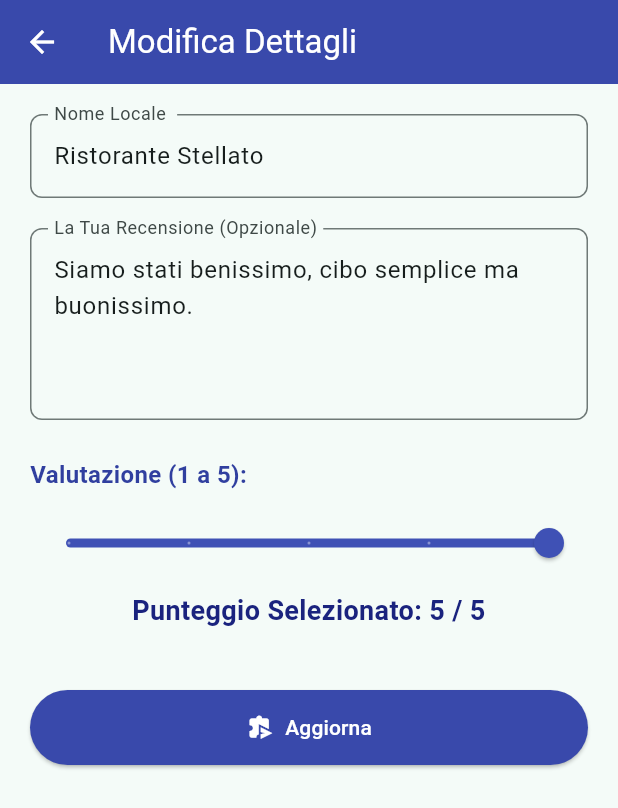
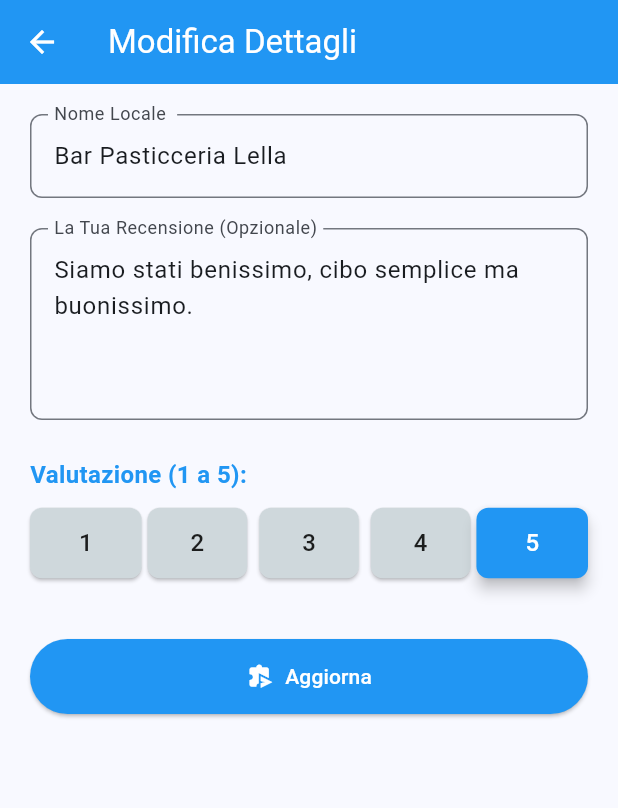
Before and after one commit to DenisMascherin/2025_12_04_mascherin_denis, a Flutter app: the screen it shows after launch, after a tap on the "edit note" icon, on a phone screen of 412 x 824 dp. Shown: the top 808 px of the screen. Run offline on Flutter 3.47's test engine with Material 3 defaults, Android fonts, the phone set to English and light mode, and no system bars; drawn by our look-alikes of reactive_forms.

```diff
--- a/lib/main.dart
+++ b/lib/main.dart
@@ -15,7 +15,7 @@ class Review {
   factory Review.fromData(Map<String, Object?> payload) {
     return Review(
       nome: payload['nome'] as String,
-      dettagli: (payload['dettagli'] as String?)?.trim().isEmpty == true ? null : payload['dettagli'] as String?,
+      dettagli: payload['dettagli'] as String?,
       rating: payload['valore'] as int,
     );
   }
@@ -41,7 +41,7 @@ class MyApp extends StatelessWidget {
     return MaterialApp(
       title: 'MyFork Ristoranti',
       theme: ThemeData(
-        colorScheme: ColorScheme.fromSeed(seedColor: Colors.teal),
+        colorScheme: ColorScheme.fromSeed(seedColor: Colors.blue),
         useMaterial3: true,
       ),
       home: const HomeScreen(),
@@ -58,8 +58,8 @@ class HomeScreen extends StatefulWidget {
 
 class _HomeScreenState extends State<HomeScreen> {
   final List<Review> _reviews = [
-    Review(nome: 'Ristorante Stellato', dettagli: 'Siamo stati benissimo, cibo semplice ma buonissimo.', rating: 5),
-    Review(nome: 'La Pasticceria', dettagli: 'Ottimo per la colazione al volo, personale gentile.', rating: 3),
+    Review(nome: 'Bar Pasticceria Lella', dettagli: 'Siamo stati benissimo, cibo semplice ma buonissimo.', rating: 5),
+    Review(nome: 'Pizzeria da Gino', dettagli: 'Ottimo per la colazione al volo, personale gentile.', rating: 3),
   ];
 
   void _handleNewEntry() async {
@@ -96,8 +96,8 @@ class _HomeScreenState extends State<HomeScreen> {
   Widget build(BuildContext context) {
     return Scaffold(
       appBar: AppBar(
-        title: const Text('My Fork'),
-        backgroundColor: Colors.indigo.shade600,
+        title: const Text('My Fork App'),
+        backgroundColor: Colors.blue,
         foregroundColor: Colors.white,
       ),
       body: _reviews.isEmpty
@@ -120,7 +120,7 @@ class _HomeScreenState extends State<HomeScreen> {
                             children: [
                               Text(review.nome, style: const TextStyle(fontWeight: FontWeight.w700, fontSize: 18, color: Colors.black87)),
                               const SizedBox(height: 4),
-                              review.dettagli != null
+                              review.dettagli != null && review.dettagli!.isNotEmpty
                                   ? Text(review.dettagli!)
                                   : const Text('Nessun dettaglio.', style: TextStyle(fontStyle: FontStyle.italic, color: Colors.grey)),
                               const SizedBox(height: 8),
@@ -138,7 +138,7 @@ class _HomeScreenState extends State<HomeScreen> {
                           ),
                         ),
                         IconButton(
-                          icon: const Icon(Icons.edit_note, size: 28, color: Colors.indigo),
+                          icon: const Icon(Icons.edit_note, size: 28, color: Colors.blue),
                           onPressed: () => _handleEdit(review, index),
                         ),
                       ],
@@ -149,8 +149,8 @@ class _HomeScreenState extends State<HomeScreen> {
             ),
       floatingActionButton: FloatingActionButton(
         onPressed: _handleNewEntry,
-        tooltip: 'New Local',
-        backgroundColor: Colors.indigo.shade600,
+        tooltip: 'Nuovo Locale',
+        backgroundColor: Colors.blue,
         foregroundColor: Colors.white,
         child: const Icon(Icons.add_comment),
       ),
@@ -163,7 +163,7 @@ class ReviewFormScreen extends StatelessWidget {
 
   const ReviewFormScreen({super.key, this.initialReview});
 
-  FormGroup _initFormGroup() {
+  FormGroup _creaLaForm() {
     final initialValues = initialReview?.toFormPayload() ?? {'nome': '', 'dettagli': '', 'valore': 5};
 
     return fb.group({
@@ -191,14 +191,16 @@ class ReviewFormScreen extends StatelessWidget {
     return Scaffold(
       appBar: AppBar(
         title: Text(initialReview == null ? 'Nuova Recensione' : 'Modifica Dettagli'),
-        backgroundColor: Colors.indigo.shade600,
+        backgroundColor: Colors.blue,
         foregroundColor: Colors.white,
       ),
       body: SingleChildScrollView(
         padding: const EdgeInsets.all(20.0),
         child: ReactiveFormBuilder(
-          form: _initFormGroup,
+          form: _creaLaForm,
           builder: (context, form, child) {
+            final valoreControl = form.control('valore');
+
             return Column(
               crossAxisAlignment: CrossAxisAlignment.stretch,
               children: <Widget>[
@@ -230,31 +232,42 @@ class ReviewFormScreen extends StatelessWidget {
                 ),
                 const SizedBox(height: 25.0),
 
-                Text('Valutazione (1 a 5):', style: TextStyle(fontSize: 16, color: Colors.indigo.shade700, fontWeight: FontWeight.bold)),
+                Text('Valutazione (1 a 5):', style: TextStyle(fontSize: 16, color: Colors.blue, fontWeight: FontWeight.bold)),
                 const SizedBox(height: 10.0),
-
-                ReactiveSlider(
-                  formControlName: 'valore',
-                  max: 5,
-                  min: 1,
-                  divisions: 4,
-                  labelBuilder: (value) => value.round().toString(),
-                  activeColor: Colors.indigo,
-                ),
 
                 ReactiveFormConsumer(
                   builder: (context, form, child) {
                     final currentRating = form.control('valore').value?.round() ?? 1;
-                    return Padding(
-                      padding: const EdgeInsets.only(top: 8.0, bottom: 40.0),
-                      child: Text(
-                        'Punteggio Selezionato: $currentRating / 5',
-                        textAlign: TextAlign.center,
-                        style: TextStyle(fontSize: 18, fontWeight: FontWeight.bold, color: Colors.indigo.shade900),
-                      ),
+                    return Row(
+                      mainAxisAlignment: MainAxisAlignment.spaceAround,
+                      children: List.generate(5, (index) {
+                        final ratingValue = index + 1;
+                        final isSelected = ratingValue == currentRating;
+                        return Expanded(
+                          child: Padding(
+                            padding: EdgeInsets.symmetric(horizontal: ratingValue == 1 || ratingValue == 5 ? 0 : 4),
+                            child: ElevatedButton(
+                              onPressed: () {
+                                form.control('valore').updateValue(ratingValue);
+                              },
+                              style: ElevatedButton.styleFrom(
+                                backgroundColor: isSelected ? Colors.blue : Colors.blueGrey.shade100,
+                                foregroundColor: isSelected ? Colors.white : Colors.black87,
+                                padding: const EdgeInsets.symmetric(vertical: 12),
+                                shape: RoundedRectangleBorder(
+                                  borderRadius: BorderRadius.circular(8),
+                                ),
+                                elevation: isSelected ? 4 : 1,
+                              ),
+                              child: Text('$ratingValue', style: const TextStyle(fontSize: 16)),
+                            ),
+                          ),
+                        );
+                      }),
                     );
                   },
                 ),
+                const SizedBox(height: 40.0),
 
                 ReactiveFormConsumer(
                   builder: (context, form, child) {
@@ -267,7 +280,7 @@ class ReviewFormScreen extends StatelessWidget {
                       icon: const Icon(Icons.send_time_extension),
                       label: Text(initialReview == null ? 'Registra recensione' : 'Aggiorna'),
                       style: ElevatedButton.styleFrom(
-                        backgroundColor: Colors.indigo.shade600,
+                        backgroundColor: Colors.blue,
                         foregroundColor: Colors.white,
                         padding: const EdgeInsets.symmetric(horizontal: 25, vertical: 15),
                       ),
```
